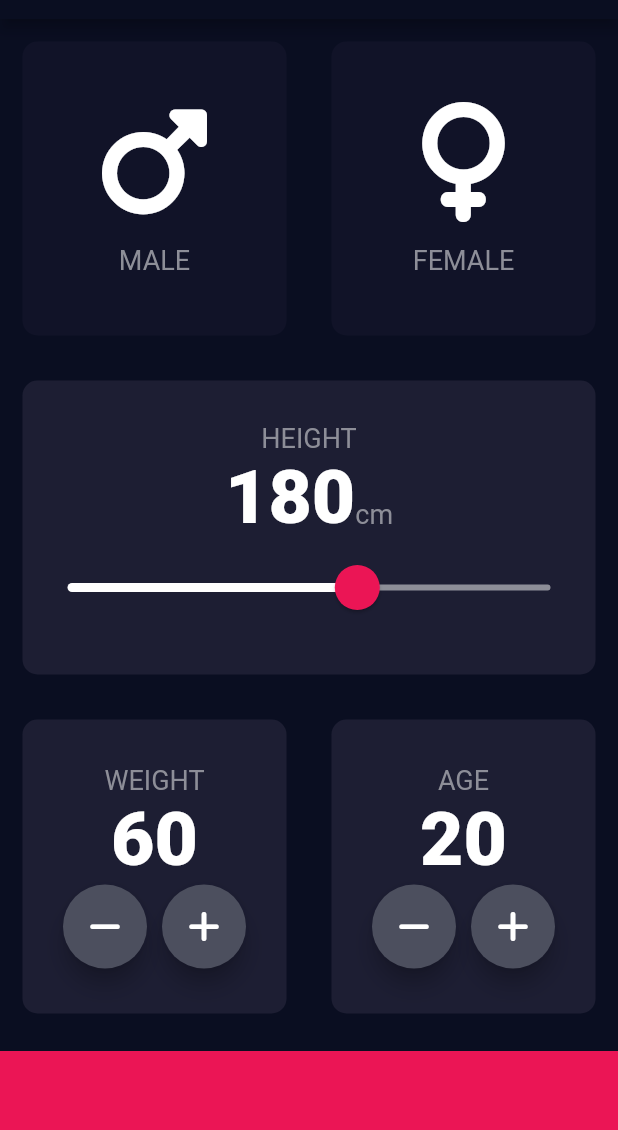
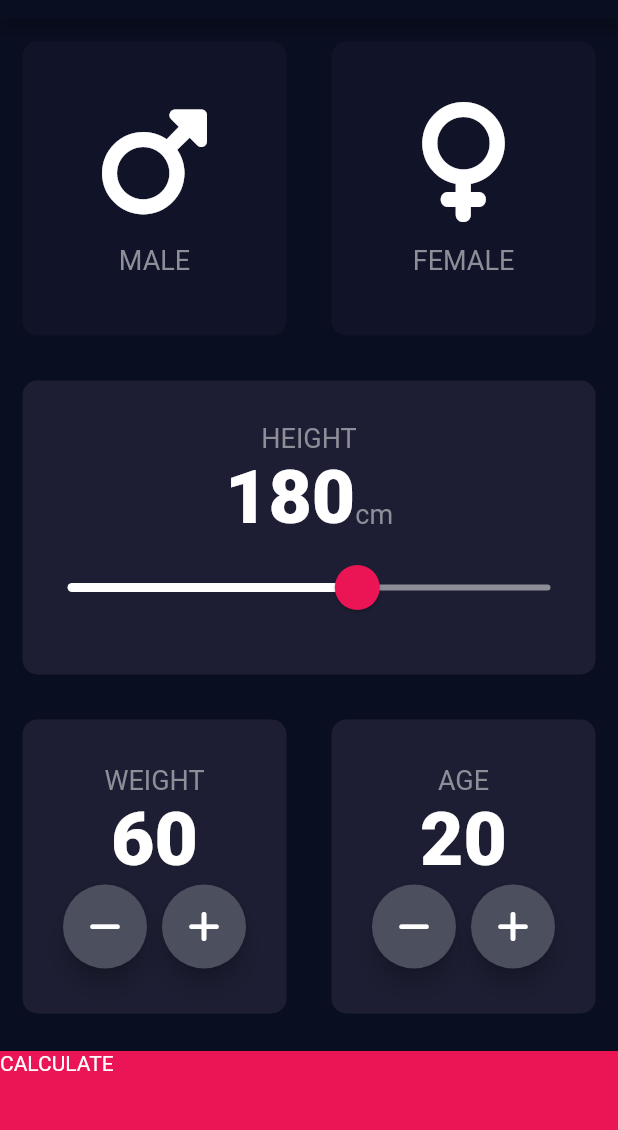
Before and after one commit to 95ImadEL/bmi-calculator, a Flutter app: the screen it shows after launch, on a phone screen of 412 x 824 dp, the part 65-1195 px from its top. Run offline on Flutter 3.47's test engine with Material 2 defaults, Android fonts, the phone set to English and light mode, and no system bars; our stand-ins replace font_awesome_flutter.

```diff
--- a/lib/input_page.dart
+++ b/lib/input_page.dart
@@ -1,3 +1,4 @@
+import 'package:bmi_calculator/results_page.dart';
 import 'package:bmi_calculator/reusable_card.dart';
 import 'package:flutter/material.dart';
 import 'package:font_awesome_flutter/font_awesome_flutter.dart';
@@ -207,11 +208,21 @@ class _InputPageState extends State<InputPage> {
               ],
             ),
           ),
-          Container(
-            color: kBottomContainerColor,
-            margin: const EdgeInsets.only(top: 10.0),
-            width: double.infinity,
-            height: kBottomContainerHeight,
+          GestureDetector(
+            onTap: () {
+              Navigator.push(context, MaterialPageRoute(builder: (context) {
+                return ResultsPage();
+              }));
+            },
+            child: Container(
+              child: Text(
+                "CALCULATE",
+              ),
+              color: kBottomContainerColor,
+              margin: const EdgeInsets.only(top: 10.0),
+              width: double.infinity,
+              height: kBottomContainerHeight,
+            ),
           )
         ],
       ),
```
Also changed, not shown: lib/results_page.dart (added, +15 -0 lines).
